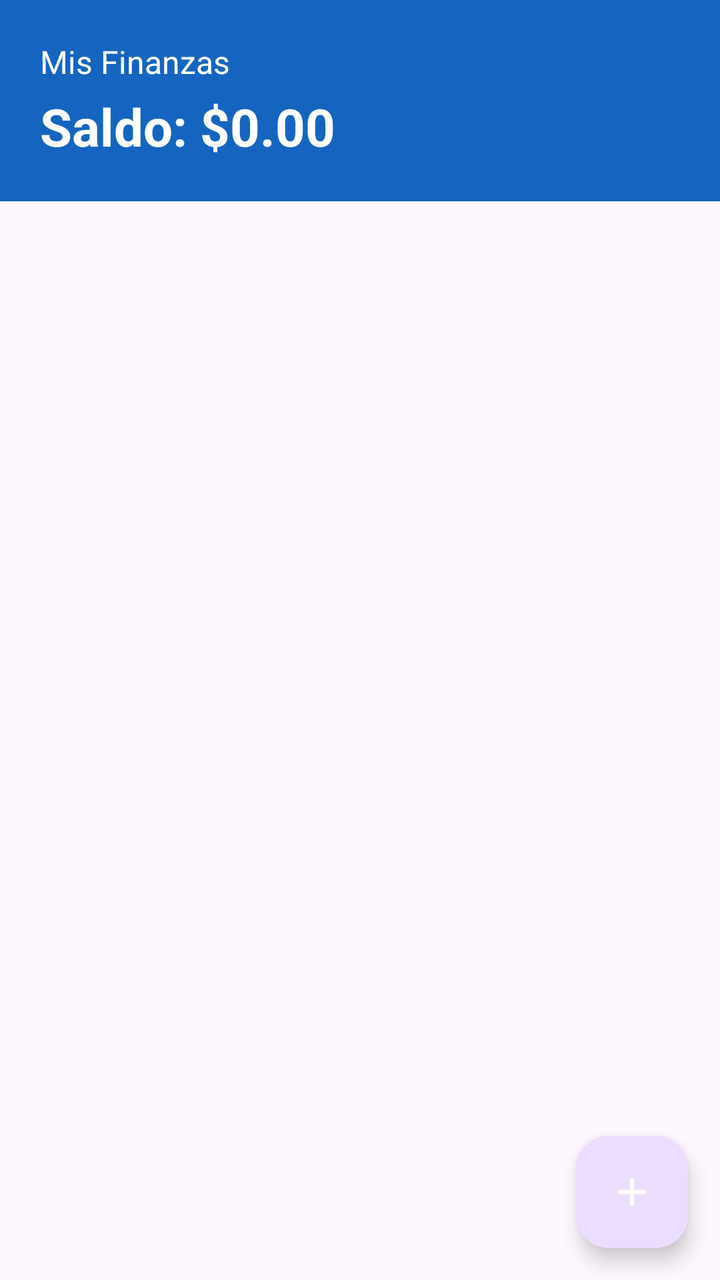
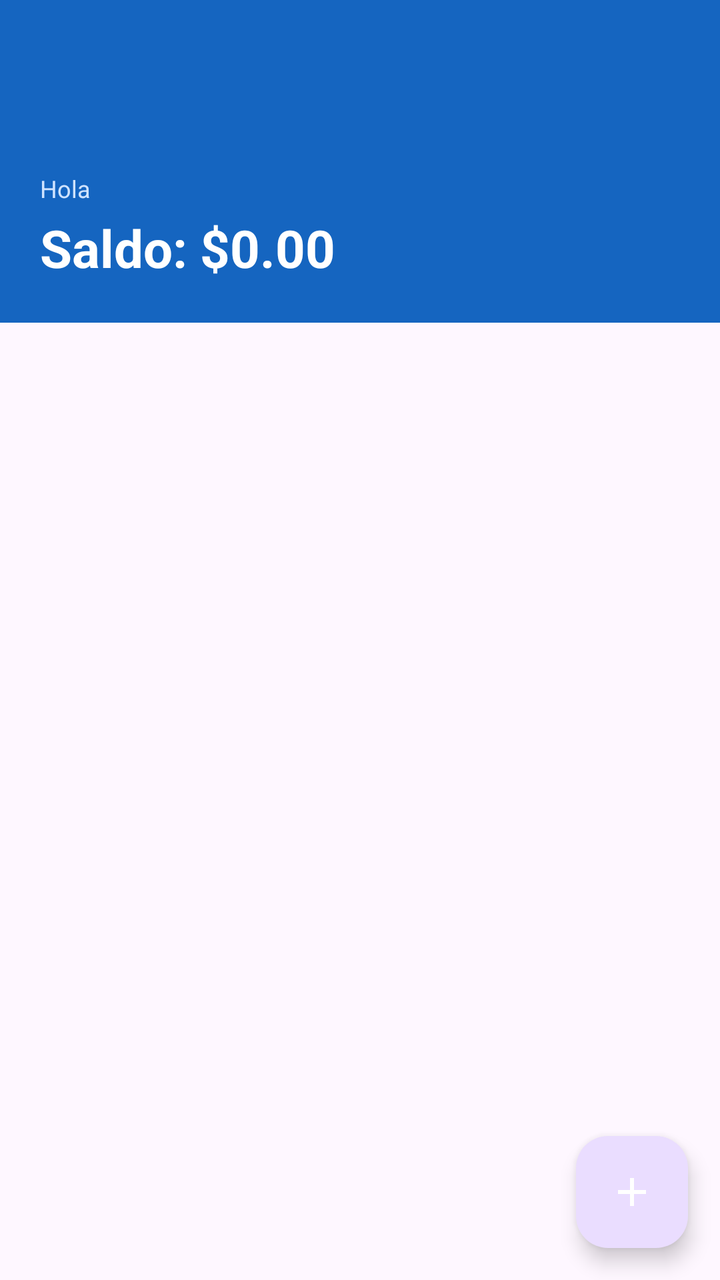

Screens rendered from an Android XML layout before and after an edit, with the pre-edit source and the edit as a unified diff.
<!-- AndroidManifest.xml: application theme Theme.Finanzas -->
<!-- res/layout/activity_main.xml -->
<?xml version="1.0" encoding="utf-8"?>
<androidx.constraintlayout.widget.ConstraintLayout xmlns:android="http://schemas.android.com/apk/res/android"
    xmlns:app="http://schemas.android.com/apk/res-auto"
    xmlns:tools="http://schemas.android.com/tools"
    android:id="@+id/main"
    android:layout_width="match_parent"
    android:layout_height="match_parent"
    tools:context=".MainActivity">

    
    <LinearLayout
        android:id="@+id/encabezado"
        android:layout_width="0dp"
        android:layout_height="wrap_content"
        android:orientation="vertical"
        android:background="#1565C0"
        android:padding="20dp"
        app:layout_constraintTop_toTopOf="parent"
        app:layout_constraintStart_toStartOf="parent"
        app:layout_constraintEnd_toEndOf="parent">

        <TextView
            android:layout_width="wrap_content"
            android:layout_height="wrap_content"
            android:text="Mis Finanzas"
            android:textColor="@android:color/white"
            android:textSize="16sp" />

        <TextView
            android:id="@+id/txtSaldo"
            android:layout_width="wrap_content"
            android:layout_height="wrap_content"
            android:layout_marginTop="4dp"
            android:text="Saldo: $0.00"
            android:textColor="@android:color/white"
            android:textSize="26sp"
            android:textStyle="bold" />
    </LinearLayout>

    
    <androidx.recyclerview.widget.RecyclerView
        android:id="@+id/recyclerTransacciones"
        android:layout_width="0dp"
        android:layout_height="0dp"
        android:clipToPadding="false"
        android:paddingBottom="88dp"
        app:layout_constraintTop_toBottomOf="@id/encabezado"
        app:layout_constraintBottom_toBottomOf="parent"
        app:layout_constraintStart_toStartOf="parent"
        app:layout_constraintEnd_toEndOf="parent"
        tools:listitem="@layout/item_transaccion" />

    
    <TextView
        android:id="@+id/txtVacio"
        android:layout_width="wrap_content"
        android:layout_height="wrap_content"
        android:gravity="center"
        android:text="No hay transacciones.\nToca + para agregar una."
        android:textColor="#888888"
        android:textSize="16sp"
        android:visibility="gone"
        app:layout_constraintTop_toBottomOf="@id/encabezado"
        app:layout_constraintBottom_toBottomOf="parent"
        app:layout_constraintEnd_toEndOf="parent"
        app:layout_constraintStart_toStartOf="parent" />

    
    <com.google.android.material.floatingactionbutton.FloatingActionButton
        android:id="@+id/fabAgregar"
        android:layout_width="wrap_content"
        android:layout_height="wrap_content"
        android:layout_margin="16dp"
        android:src="@drawable/ic_add"
        android:contentDescription="Agregar transaccion"
        app:tint="@android:color/white"
        app:layout_constraintBottom_toBottomOf="parent"
        app:layout_constraintEnd_toEndOf="parent" />

</androidx.constraintlayout.widget.ConstraintLayout>
<!-- res/layout/item_transaccion.xml (included above) -->
<?xml version="1.0" encoding="utf-8"?>
<androidx.cardview.widget.CardView xmlns:android="http://schemas.android.com/apk/res/android"
    xmlns:app="http://schemas.android.com/apk/res-auto"
    android:layout_width="match_parent"
    android:layout_height="wrap_content"
    android:layout_marginHorizontal="12dp"
    android:layout_marginVertical="6dp"
    android:clickable="true"
    android:focusable="true"
    android:foreground="?android:attr/selectableItemBackground"
    app:cardCornerRadius="14dp"
    app:cardElevation="4dp"
    app:cardUseCompatPadding="true">

    <LinearLayout
        android:layout_width="match_parent"
        android:layout_height="wrap_content"
        android:gravity="center_vertical"
        android:orientation="horizontal"
        android:padding="16dp">

        
        <com.google.android.material.card.MaterialCardView
            android:id="@+id/cardIcono"
            android:layout_width="44dp"
            android:layout_height="44dp"
            app:cardBackgroundColor="#E8F5E9"
            app:cardCornerRadius="22dp"
            app:cardElevation="0dp">

            <ImageView
                android:id="@+id/imgIcono"
                android:layout_width="22dp"
                android:layout_height="22dp"
                android:layout_gravity="center"
                android:contentDescription="@null"
                android:src="@drawable/ic_arrow_upward"
                app:tint="#2E7D32" />
        </com.google.android.material.card.MaterialCardView>

        
        <LinearLayout
            android:layout_width="0dp"
            android:layout_height="wrap_content"
            android:layout_marginStart="12dp"
            android:layout_weight="1"
            android:orientation="vertical">

            <TextView
                android:id="@+id/txtConcepto"
                android:layout_width="wrap_content"
                android:layout_height="wrap_content"
                android:text="Concepto"
                android:textColor="#212121"
                android:textSize="16sp"
                android:textStyle="bold" />

            <TextView
                android:id="@+id/txtTipo"
                android:layout_width="wrap_content"
                android:layout_height="wrap_content"
                android:layout_marginTop="2dp"
                android:text="Gasto"
                android:textSize="13sp" />
        </LinearLayout>

        
        <TextView
            android:id="@+id/txtMonto"
            android:layout_width="wrap_content"
            android:layout_height="wrap_content"
            android:layout_marginEnd="8dp"
            android:text="$0.00"
            android:textSize="16sp"
            android:textStyle="bold" />

        
        <ImageButton
            android:id="@+id/btnEliminar"
            android:layout_width="wrap_content"
            android:layout_height="wrap_content"
            android:background="?android:attr/selectableItemBackgroundBorderless"
            android:contentDescription="Eliminar"
            android:src="@drawable/ic_delete"
            app:tint="#C62828" />

    </LinearLayout>

</androidx.cardview.widget.CardView>
<!-- resources referenced by this layout -->
<resources>
  <!-- drawable ic_add (drawable) -->
  <vector xmlns:android="http://schemas.android.com/apk/res/android"
      android:width="24dp"
      android:height="24dp"
      android:viewportWidth="24"
      android:viewportHeight="24">
      <path
          android:fillColor="#FF000000"
          android:pathData="M19,13h-6v6h-2v-6H5v-2h6V5h2v6h6v2z"/>
  </vector>
  <!-- drawable ic_arrow_upward (drawable) -->
  <vector xmlns:android="http://schemas.android.com/apk/res/android"
      android:width="24dp"
      android:height="24dp"
      android:viewportWidth="24"
      android:viewportHeight="24">
      <path
          android:fillColor="#FF000000"
          android:pathData="M4,12l1.41,1.41L11,7.83V20h2V7.83l5.58,5.59L20,12l-8,-8 -8,8z"/>
  </vector>
  <!-- drawable ic_delete (drawable) -->
  <vector xmlns:android="http://schemas.android.com/apk/res/android"
      android:width="24dp"
      android:height="24dp"
      android:viewportWidth="24"
      android:viewportHeight="24">
      <path
          android:fillColor="#FF000000"
          android:pathData="M6,19c0,1.1 0.9,2 2,2h8c1.1,0 2,-0.9 2,-2V7H6v12zM19,4h-3.5l-1,-1h-5l-1,1H5v2h14V4z"/>
  </vector>
  <style name="Theme.Finanzas" parent="Base.Theme.Finanzas" />
  <style name="Base.Theme.Finanzas" parent="Theme.Material3.DayNight.NoActionBar">
          
          
      </style>
</resources>

<!-- the commit's change to res/layout/activity_main.xml (unified diff, before → after) -->
@@ -8,23 +8,38 @@
     tools:context=".MainActivity">
 
     
+    <com.google.android.material.appbar.MaterialToolbar
+        android:id="@+id/toolbar"
+        android:layout_width="0dp"
+        android:layout_height="wrap_content"
+        android:background="@color/azul_primario"
+        android:theme="@style/ThemeOverlay.Material3.Dark.ActionBar"
+        android:title="Mis Finanzas"
+        app:titleTextColor="@android:color/white"
+        app:layout_constraintTop_toTopOf="parent"
+        app:layout_constraintStart_toStartOf="parent"
+        app:layout_constraintEnd_toEndOf="parent" />
+
+    
     <LinearLayout
         android:id="@+id/encabezado"
         android:layout_width="0dp"
         android:layout_height="wrap_content"
         android:orientation="vertical"
-        android:background="#1565C0"
+        android:background="@color/azul_primario"
         android:padding="20dp"
-        app:layout_constraintTop_toTopOf="parent"
+        app:layout_constraintTop_toBottomOf="@id/toolbar"
         app:layout_constraintStart_toStartOf="parent"
         app:layout_constraintEnd_toEndOf="parent">
 
         <TextView
-            android:layout_width="wrap_content"
-            android:layout_height="wrap_content"
-            android:text="Mis Finanzas"
-            android:textColor="@android:color/white"
-            android:textSize="16sp" />
+            android:id="@+id/txtUsuario"
+            android:layout_width="wrap_content"
+            android:layout_height="wrap_content"
+            android:layout_marginTop="2dp"
+            android:text="Hola"
+            android:textColor="#CFE3FF"
+            android:textSize="12sp" />
 
         <TextView
             android:id="@+id/txtSaldo"
@@ -156,6 +171,23 @@
             android:textStyle="bold" />
 
         
+        <com.google.android.material.card.MaterialCardView
+            android:layout_width="36dp"
+            android:layout_height="36dp"
+            android:layout_marginEnd="4dp"
+            app:cardCornerRadius="8dp"
+            app:cardElevation="0dp">
+
+            <ImageView
+                android:id="@+id/imgFoto"
+                android:layout_width="match_parent"
+                android:layout_height="match_parent"
+                android:contentDescription="@null"
+                android:scaleType="centerCrop"
+                android:src="@drawable/ic_photo_placeholder" />
+        </com.google.android.material.card.MaterialCardView>
+
+        
         <ImageButton
             android:id="@+id/btnEliminar"
             android:layout_width="wrap_content"
<!-- resource entries referenced after the edit -->
@@ -1,5 +1,6 @@
 <!-- resources referenced by this layout -->
 <resources>
+  <color name="azul_primario">#1565C0</color>
   <!-- drawable ic_add (drawable) -->
   <vector xmlns:android="http://schemas.android.com/apk/res/android"
       android:width="24dp"
@@ -30,6 +31,16 @@
           android:fillColor="#FF000000"
           android:pathData="M6,19c0,1.1 0.9,2 2,2h8c1.1,0 2,-0.9 2,-2V7H6v12zM19,4h-3.5l-1,-1h-5l-1,1H5v2h14V4z"/>
   </vector>
+  <!-- drawable ic_photo_placeholder (drawable) -->
+  <vector xmlns:android="http://schemas.android.com/apk/res/android"
+      android:width="24dp"
+      android:height="24dp"
+      android:viewportWidth="24"
+      android:viewportHeight="24">
+      <path
+          android:fillColor="#BDBDBD"
+          android:pathData="M21,19V5c0,-1.1 -0.9,-2 -2,-2H5c-1.1,0 -2,0.9 -2,2v14c0,1.1 0.9,2 2,2h14c1.1,0 2,-0.9 2,-2zM8.5,13.5l2.5,3.01L14.5,12l4.5,6H5l3.5,-4.5z" />
+  </vector>
   <style name="Theme.Finanzas" parent="Base.Theme.Finanzas" />
   <style name="Base.Theme.Finanzas" parent="Theme.Material3.DayNight.NoActionBar">
           
